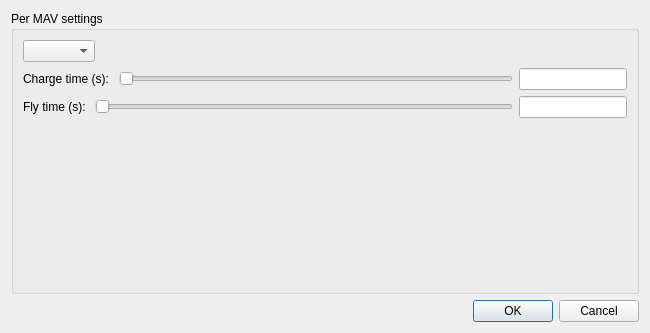
eee13/mav, file homework/mav_gui.ui: the form before one commit.
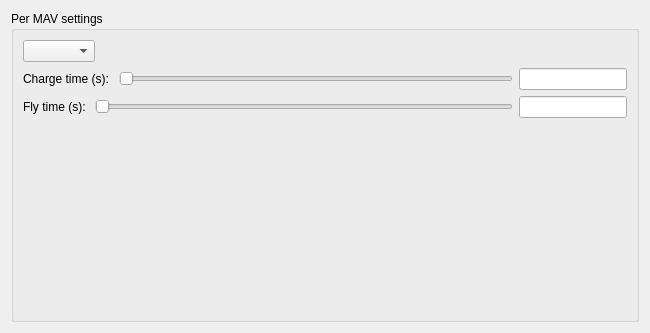
The form after the commit.

Diff of the .ui file:
```diff
--- a/homework/mav_gui.ui
+++ b/homework/mav_gui.ui
@@ -113,16 +113,6 @@
      </layout>
     </widget>
    </item>
-   <item>
-    <widget class="QDialogButtonBox" name="buttonBox">
-     <property name="orientation">
-      <enum>Qt::Horizontal</enum>
-     </property>
-     <property name="standardButtons">
-      <set>QDialogButtonBox::Cancel|QDialogButtonBox::Ok</set>
-     </property>
-    </widget>
-   </item>
   </layout>
  </widget>
  <resources/>
```
Left out of the diff: 41 changed lines with no effect on the pictures.
